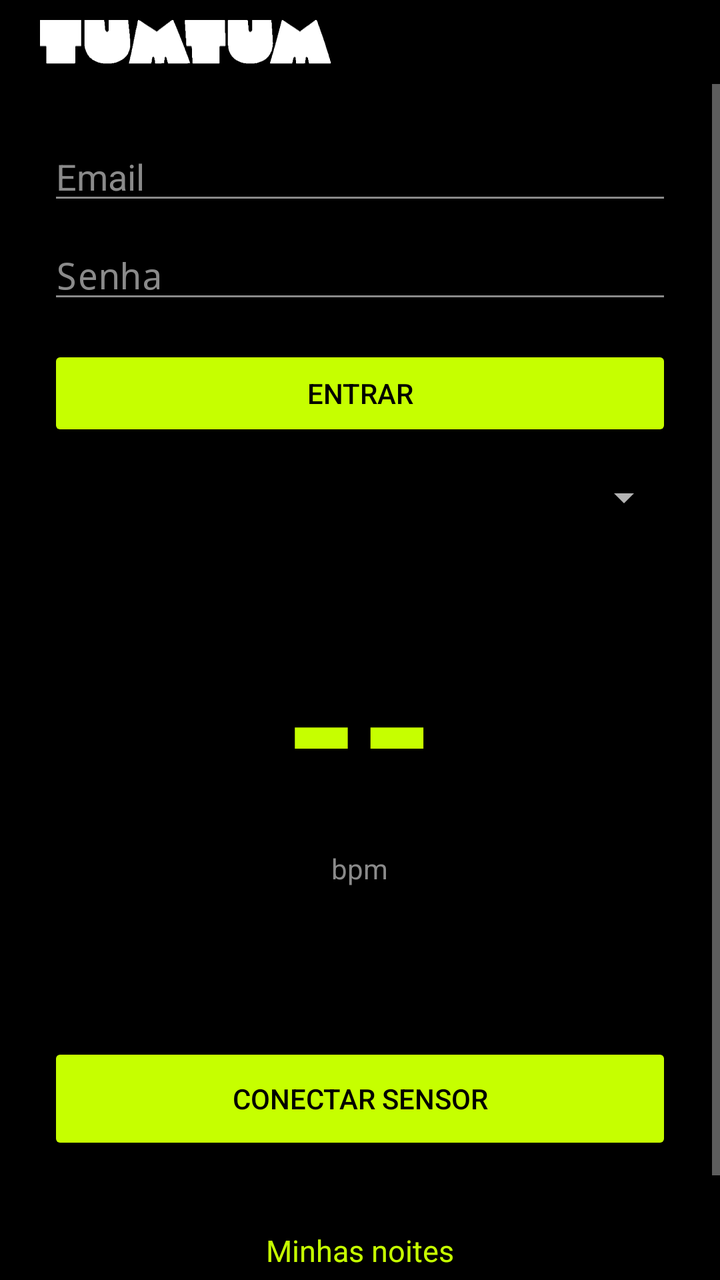
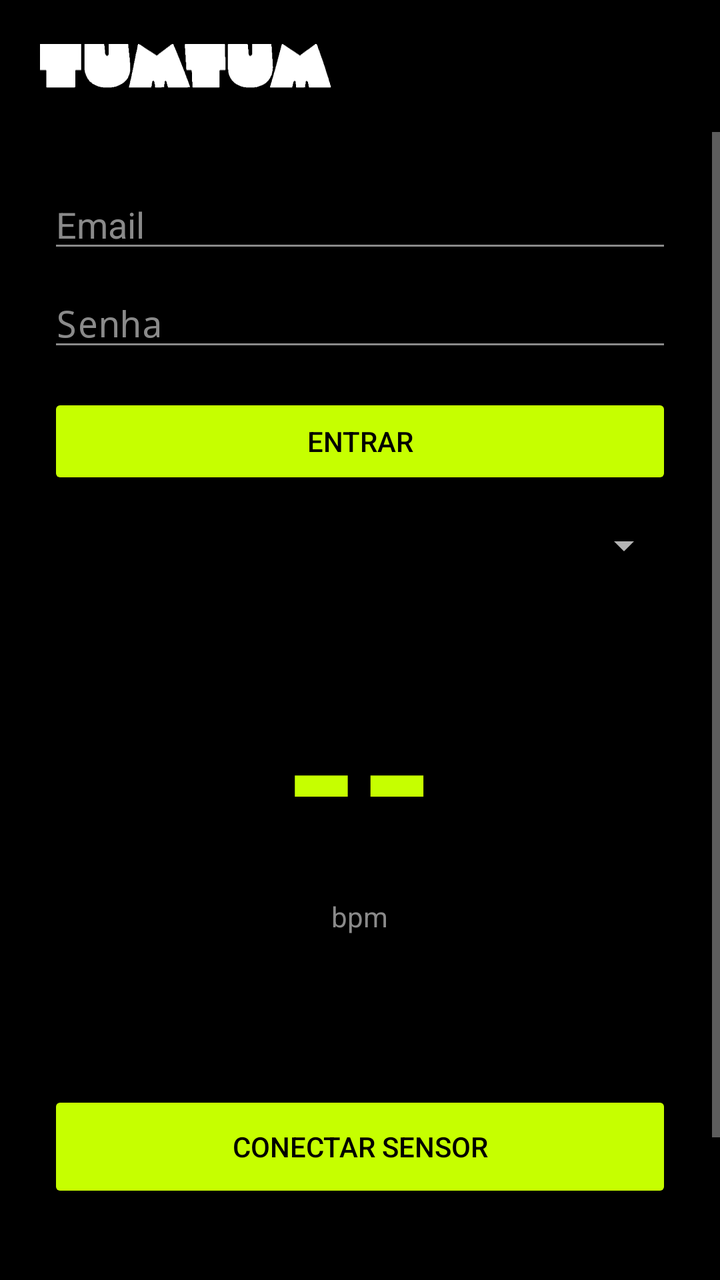

Screens rendered from an Android XML layout before and after an edit, with the pre-edit source and the edit as a unified diff.
<!-- AndroidManifest.xml: application theme android:Theme.Material.NoActionBar -->
<!-- res/layout/activity_main.xml -->
<?xml version="1.0" encoding="utf-8"?>
<LinearLayout xmlns:android="http://schemas.android.com/apk/res/android"
    android:layout_width="match_parent"
    android:layout_height="match_parent"
    android:orientation="vertical"
    android:background="@color/tumtum_black">

    <include layout="@layout/topbar" />

    <ScrollView
        android:layout_width="match_parent"
        android:layout_height="0dp"
        android:layout_weight="1"
        android:fillViewport="true">

    <LinearLayout
        android:layout_width="match_parent"
        android:layout_height="wrap_content"
        android:orientation="vertical"
        android:gravity="center"
        android:padding="24dp">

        
        <EditText
            android:id="@+id/email"
            android:layout_width="match_parent"
            android:layout_height="wrap_content"
            android:hint="@string/email"
            android:inputType="textEmailAddress"
            android:textColor="@color/tumtum_white"
            android:textColorHint="@color/tumtum_muted"
            android:backgroundTint="@color/tumtum_muted" />

        <EditText
            android:id="@+id/password"
            android:layout_width="match_parent"
            android:layout_height="wrap_content"
            android:layout_marginTop="8dp"
            android:hint="@string/password"
            android:inputType="textPassword"
            android:textColor="@color/tumtum_white"
            android:textColorHint="@color/tumtum_muted"
            android:backgroundTint="@color/tumtum_muted" />

        <Button
            android:id="@+id/login"
            android:layout_width="match_parent"
            android:layout_height="wrap_content"
            android:layout_marginTop="16dp"
            android:text="@string/sign_in"
            android:textColor="@color/tumtum_black"
            android:backgroundTint="@color/tumtum_lime" />

        
        
        <TextView
            android:id="@+id/eventLabel"
            android:layout_width="match_parent"
            android:layout_height="wrap_content"
            android:layout_marginTop="8dp"
            android:textSize="13sp"
            android:visibility="gone"
            android:textColor="@color/tumtum_muted" />

        <Spinner
            android:id="@+id/eventPicker"
            android:layout_width="match_parent"
            android:layout_height="wrap_content"
            android:layout_marginTop="4dp"
            android:minHeight="48dp"
            android:popupBackground="@color/tumtum_black" />

        <TextView
            android:id="@+id/bpm"
            android:layout_width="wrap_content"
            android:layout_height="wrap_content"
            android:layout_marginTop="24dp"
            android:text="--"
            android:textSize="96sp"
            android:textStyle="bold"
            android:textColor="@color/tumtum_lime" />

        <TextView
            android:id="@+id/bpmLabel"
            android:layout_width="wrap_content"
            android:layout_height="wrap_content"
            android:text="@string/bpm"
            android:textSize="14sp"
            android:textColor="@color/tumtum_muted" />

        <TextView
            android:id="@+id/status"
            android:layout_width="match_parent"
            android:layout_height="wrap_content"
            android:layout_marginTop="24dp"
            android:gravity="center"
            android:textSize="16sp"
            android:textColor="@color/tumtum_white" />

        
        <TextView
            android:id="@+id/sessionNotice"
            android:layout_width="match_parent"
            android:layout_height="wrap_content"
            android:layout_marginTop="12dp"
            android:gravity="center"
            android:textSize="13sp"
            android:visibility="gone"
            android:textColor="@color/tumtum_lime" />

        <Button
            android:id="@+id/action"
            android:layout_width="match_parent"
            android:layout_height="wrap_content"
            android:layout_marginTop="32dp"
            android:minHeight="56dp"
            android:text="@string/connect"
            android:textColor="@color/tumtum_black"
            android:backgroundTint="@color/tumtum_lime" />

        
        <TextView
            android:id="@+id/openNights"
            android:layout_width="match_parent"
            android:layout_height="wrap_content"
            android:layout_marginTop="24dp"
            android:layout_marginBottom="24dp"
            android:minHeight="48dp"
            android:gravity="center"
            android:paddingTop="12dp"
            android:paddingBottom="12dp"
            android:text="@string/open_nights"
            android:textSize="15sp"
            android:textColor="@color/tumtum_lime" />
    </LinearLayout>
    </ScrollView>
</LinearLayout>
<!-- res/layout/topbar.xml (included above) -->
<?xml version="1.0" encoding="utf-8"?>
<LinearLayout xmlns:android="http://schemas.android.com/apk/res/android"
    android:layout_width="match_parent"
    android:layout_height="wrap_content"
    android:orientation="horizontal"
    android:gravity="center_vertical"
    android:paddingStart="20dp"
    android:paddingEnd="8dp"
    android:paddingTop="10dp"
    android:paddingBottom="10dp"
    android:background="@color/tumtum_black">

    <ImageView
        android:layout_width="wrap_content"
        android:layout_height="22dp"
        android:adjustViewBounds="true"
        android:contentDescription="@string/app_name"
        android:src="@drawable/wordmark" />

    <Space
        android:layout_width="0dp"
        android:layout_height="1dp"
        android:layout_weight="1" />

    <TextView
        android:id="@+id/menuButton"
        android:layout_width="wrap_content"
        android:layout_height="wrap_content"
        android:minWidth="48dp"
        android:minHeight="48dp"
        android:gravity="center"
        android:text="@string/menu_glyph"
        android:textSize="22sp"
        android:visibility="gone"
        android:textColor="@color/tumtum_white" />
</LinearLayout>
<!-- resources referenced by this layout -->
<resources>
  <color name="tumtum_black">#FF000000</color>
  <color name="tumtum_lime">#FFC6FF00</color>
  <color name="tumtum_muted">#FF8A8A8A</color>
  <color name="tumtum_white">#FFFFFFFF</color>
  <!-- drawable wordmark: vector/xml drawable (drawable, 5727 chars, omitted) -->
  <string name="app_name">TumTum</string>
  <string name="bpm">bpm</string>
  <string name="connect">Conectar sensor</string>
  <string name="email">Email</string>
  <string name="menu_glyph">☰</string>
  <string name="open_nights">Minhas noites</string>
  <string name="password">Senha</string>
  <string name="sign_in">Entrar</string>
</resources>

<!-- the commit's change to res/layout/activity_main.xml (unified diff, before → after) -->
@@ -19,6 +19,17 @@
         android:orientation="vertical"
         android:gravity="center"
         android:padding="24dp">
+
+        
+        <ImageView
+            android:id="@+id/loginLogo"
+            android:layout_width="wrap_content"
+            android:layout_height="44dp"
+            android:layout_marginBottom="40dp"
+            android:adjustViewBounds="true"
+            android:visibility="gone"
+            android:contentDescription="@string/app_name"
+            android:src="@drawable/wordmark" />
 
         
         <EditText
@@ -138,6 +149,7 @@
 <!-- res/layout/topbar.xml (included above) -->
 <?xml version="1.0" encoding="utf-8"?>
 <LinearLayout xmlns:android="http://schemas.android.com/apk/res/android"
+    android:id="@+id/topbar"
     android:layout_width="match_parent"
     android:layout_height="wrap_content"
     android:orientation="horizontal"
@@ -148,9 +160,14 @@
     android:paddingBottom="10dp"
     android:background="@color/tumtum_black">
 
+    
     <ImageView
+        android:id="@+id/topLogo"
         android:layout_width="wrap_content"
-        android:layout_height="22dp"
+        android:layout_height="46dp"
+        android:paddingTop="12dp"
+        android:paddingBottom="12dp"
+        android:paddingEnd="12dp"
         android:adjustViewBounds="true"
         android:contentDescription="@string/app_name"
         android:src="@drawable/wordmark" />
